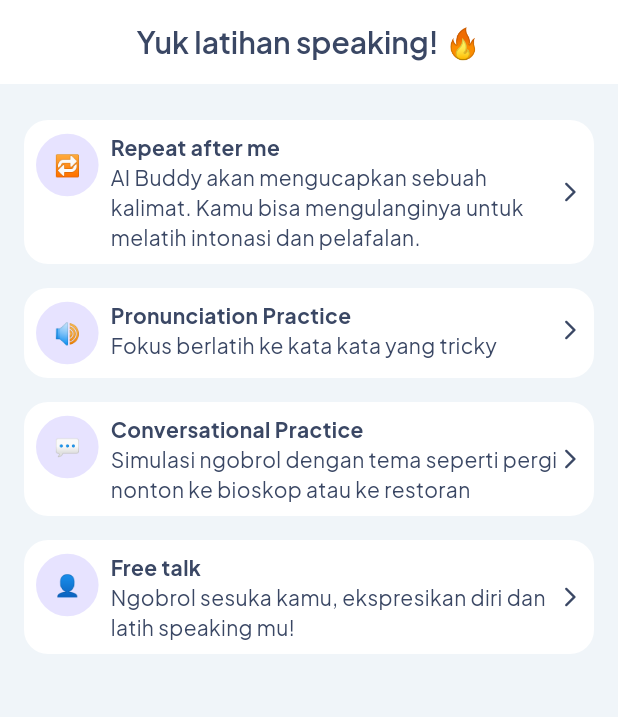
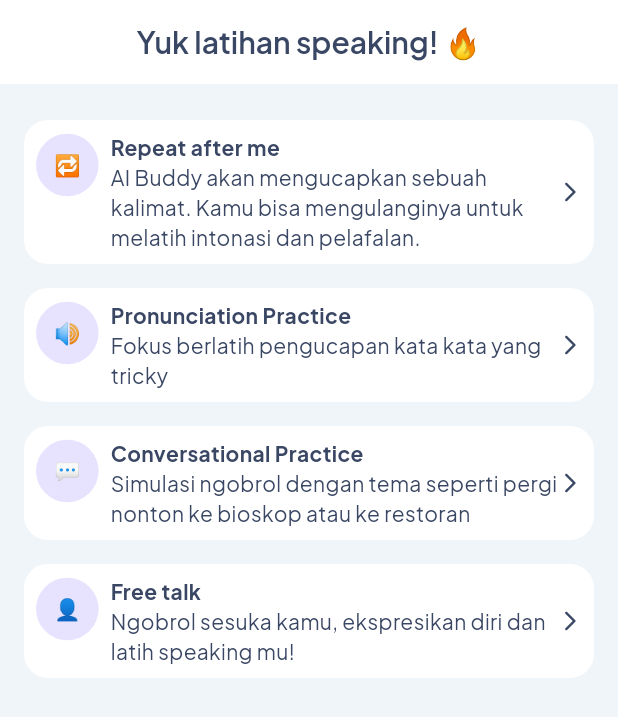
Before and after one commit to mikirinkode/latihspeaking, a Flutter app: the screen it shows after launch, on a phone screen of 412 x 824 dp. Shown: the top 717 px of the screen. Run offline on Flutter 3.47's test engine with Material 3 defaults, Android fonts, the phone set to English and light mode, and no system bars; our stand-ins replace avatar_glow, cloud_firestore, firebase_auth, firebase_core, flutter_gemini, flutter_markdown and 7 more; missing offline and left inert: markdown, translator; accounts and stored records are empty.

Commit message:
feat: minor improvement

```diff
--- a/lib/app/modules/home/views/home_view.dart
+++ b/lib/app/modules/home/views/home_view.dart
@@ -44,7 +44,7 @@ class HomeView extends GetView<HomeController> {
               PracticeCard(
                 icon: "🔊",
                 title: "Pronunciation Practice",
-                desc: "Fokus berlatih ke kata kata yang tricky",
+                desc: "Fokus berlatih pengucapan kata kata yang tricky",
                 onTap: () {
                   Get.toNamed(Routes.PLAYGROUND, arguments: {
                     "VOICE_MODEL": "Female",
--- a/lib/app/modules/login/controllers/login_controller.dart
+++ b/lib/app/modules/login/controllers/login_controller.dart
@@ -25,7 +25,7 @@ class LoginController extends GetxController {
       if (success) {
         await Get.find<FirebaseProvider>().checkUserData();
         Get.find<AuthService>().refreshUser();
-        Get.offAllNamed(Routes.PROFICIENCY);
+        Get.offAllNamed(Routes.HOME);
       } else {
         UI.showSnackbar(message: "Terjadi kesalahan, coba lagi");
       }
--- a/lib/app/modules/playground/controllers/playground_controller.dart
+++ b/lib/app/modules/playground/controllers/playground_controller.dart
@@ -125,7 +125,7 @@ class PlaygroundController extends GetxController {
         messages.addAll([
           GroqMessage("system", SystemPromptTemplate.casualChatAgent),
           GroqMessage("assistant",
-              "Hey there! I'm here for some casual chatting. Ready to have a relaxed conversation?")
+              "Hey there! I'm here for some casual chatting. So, how was your day? Anything exciting happen recently?")
         ]);
         break;
 
```
